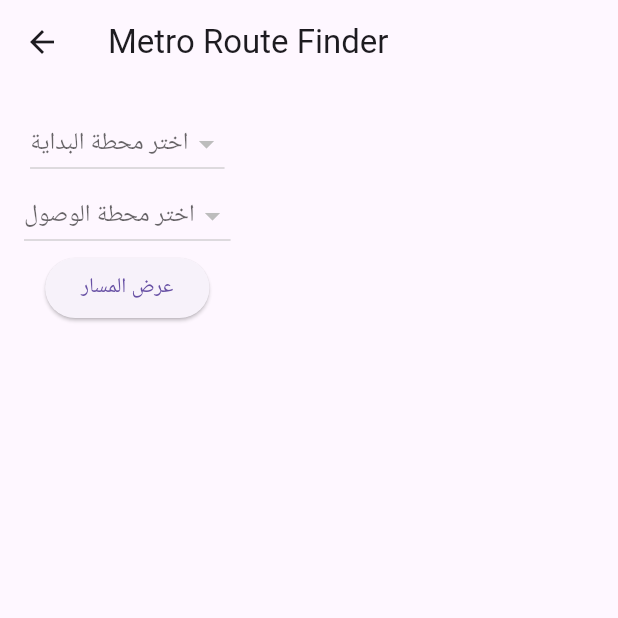
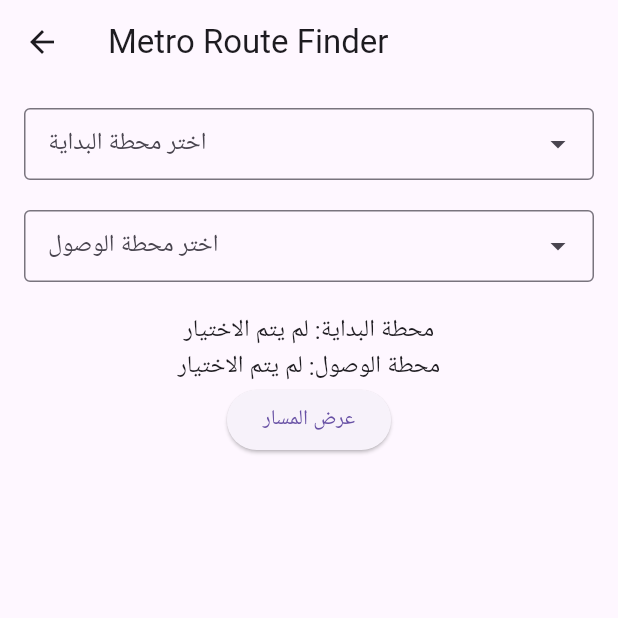
Before and after one commit to Abdelrahman-Mabrouk/Final-Project_Masarak, a Flutter app: the homePage screen opened directly, on a phone screen of 412 x 824 dp, the top half of it. Run offline on Flutter 3.47's test engine with Material 3 defaults, Android fonts, the phone set to English and light mode, and no system bars; drawn by our look-alikes of dropdown_search; our stand-ins replace geolocator; missing offline and left inert: dart:ffi; statements that could not run were skipped.

Commit message:
Update homePage.dart

```diff
--- a/lib/homePage/homePage.dart
+++ b/lib/homePage/homePage.dart
@@ -1,3 +1,4 @@
+import 'package:dropdown_search/dropdown_search.dart';
 import 'package:flutter/material.dart';
 import '../Map/metro_route_finder.dart';
 import '../tripDetails/tripDetails.dart';
@@ -12,6 +13,12 @@ class homePage extends StatefulWidget {
 class _homePage extends State<homePage> {
   MetroRouteFinder routeFinder = MetroRouteFinder(); // إنشاء نسخة من كلاس MetroRouteFinder
 
+  @override
+  void initState() {
+    // TODO: implement initState
+    super.initState();
+    print(routeFinder.stationsname);
+  }
 
   @override
   Widget build(BuildContext context) {
@@ -23,37 +30,68 @@ class _homePage extends State<homePage> {
           padding: const EdgeInsets.all(16.0),
           child: Column(
               children: [
-            DropdownButton<String>(
-              hint: Text("اختر محطة البداية"),
-              value: routeFinder.startStation,
-              onChanged: (newValue) {
+                // Dropdown for selecting the start station with search functionality
+                DropdownSearch<String>(
+                  items: routeFinder.stationsname.toList(), // تحويل Set إلى List
+                  dropdownDecoratorProps: DropDownDecoratorProps(
+                    dropdownSearchDecoration: InputDecoration(
+                      labelText: "اختر محطة البداية",
+                      contentPadding: EdgeInsets.symmetric(horizontal: 12, vertical: 4),
+                      border: OutlineInputBorder(),
+                    ),
+                  ),
+                  selectedItem: routeFinder.startStation,
+                  popupProps: PopupProps.menu(
+                    showSearchBox: true, // تفعيل البحث
+                    searchFieldProps: TextFieldProps(
+                      autofocus: true, // لتفعيل البحث مباشرة عند فتح القائمة
+                    ),
+                  ),
+                  filterFn: (station, filter) => station.toLowerCase().contains(filter.toLowerCase()),
+                  onChanged: (String? newValue) {
                     setState(() {
-                  routeFinder.startStation = newValue;
-
+                      routeFinder.startStation = newValue; // تحديث محطة البداية
                     });
                   },
-              items: routeFinder.stations.map<DropdownMenuItem<String>>((station) {
-                return DropdownMenuItem<String>(
-                  value: station['name'],  // تعديل المفتاح إلى 'name'
-                  child: Text(station['name']),  // تعديل المفتاح إلى 'name'
-                );
-              }).toList(),
                 ),
 
-            DropdownButton<String>(
-              hint: Text("اختر محطة الوصول"),
-              value: routeFinder.endStation,
-              onChanged: (newValue) {
+                SizedBox(height: 20), // إضافة مسافة بين القائمتين
+
+                // Dropdown for selecting the end station with search functionality
+                DropdownSearch<String>(
+                  items: routeFinder.stationsname.toList(), // تحويل Set إلى List
+                  dropdownDecoratorProps: DropDownDecoratorProps(
+                    dropdownSearchDecoration: InputDecoration(
+                      labelText: "اختر محطة الوصول",
+                      contentPadding: EdgeInsets.symmetric(horizontal: 12, vertical: 4),
+                      border: OutlineInputBorder(),
+                    ),
+                  ),
+                  selectedItem: routeFinder.endStation,
+                  popupProps: PopupProps.menu(
+                    showSearchBox: true, // تفعيل البحث
+                    searchFieldProps: TextFieldProps(
+                      autofocus: true, // لتفعيل البحث مباشرة عند فتح القائمة
+                    ),
+                  ),
+                  filterFn: (station, filter) => station.toLowerCase().contains(filter.toLowerCase()),
+                  onChanged: (String? newValue) {
                     setState(() {
-                  routeFinder.endStation = newValue;
+                      routeFinder.endStation = newValue; // تحديث محطة الوصول
                     });
                   },
-              items: routeFinder.stations.map<DropdownMenuItem<String>>((station) {
-                return DropdownMenuItem<String>(
-                  value: station['name'],  // تعديل المفتاح إلى 'name'
-                  child: Text(station['name']),  // تعديل المفتاح إلى 'name'
-                );
-              }).toList(),
+                ),
+
+                SizedBox(height: 20), // إضافة مسافة
+
+                // عرض النتائج المختارة لمحطة البداية والنهاية
+                Text(
+                  'محطة البداية: ${routeFinder.startStation ?? "لم يتم الاختيار"}',
+                  style: TextStyle(fontSize: 16),
+                ),
+                Text(
+                  'محطة الوصول: ${routeFinder.endStation ?? "لم يتم الاختيار"}',
+                  style: TextStyle(fontSize: 16),
                 ),
 
     ElevatedButton(
```
Lines whose indentation alone changed are shown as unchanged.
